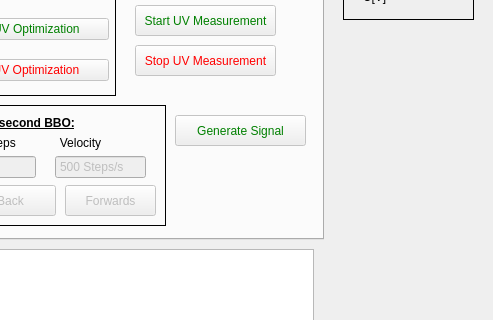
Above: pulsed_laser_interface.ui from XenoBene/PulsedLaserGUI before the change; both pictures show x 277 to 770 and y 211 to 531 of the 770 by 658 pixel window. Below: the same form after it.
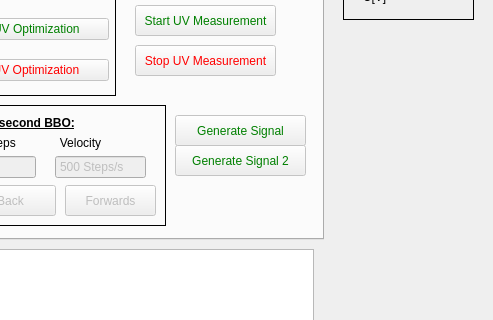
That is the form after the change. The open tabs and pages were chosen to show the change.

Commit message: Implementiert: - Neuer Knopf für zweites Signal (zum Testen) - if-Bedingung angepasst beid er WL Stabi

```diff
--- a/pulsed_laser_interface.ui
+++ b/pulsed_laser_interface.ui
@@ -2135,6 +2135,25 @@
        <string>Generate Signal</string>
       </property>
      </widget>
+     <widget class="QPushButton" name="bbo_button_generateSignal2">
+      <property name="enabled">
+       <bool>false</bool>
+      </property>
+      <property name="geometry">
+       <rect>
+        <x>450</x>
+        <y>320</y>
+        <width>131</width>
+        <height>31</height>
+       </rect>
+      </property>
+      <property name="styleSheet">
+       <string notr="true">color: green</string>
+      </property>
+      <property name="text">
+       <string>Generate Signal 2</string>
+      </property>
+     </widget>
     </widget>
     <widget class="QWidget" name="LBO_tab">
      <attribute name="title">
```
Left out of the diff: 74 changed lines with no effect on the pictures. The commit also changes 1 other file.
